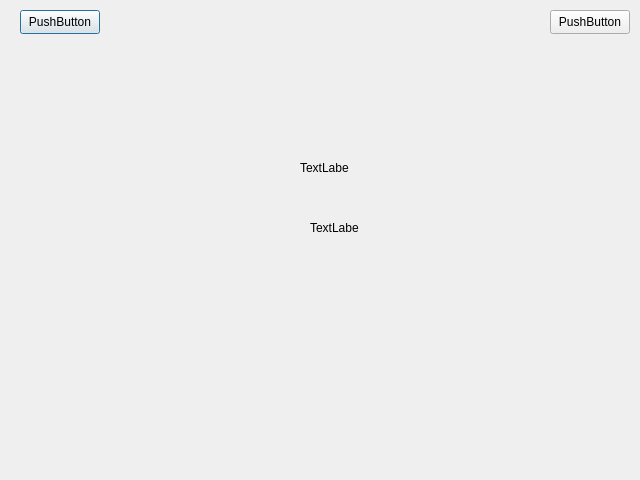
Old version of the form frontend/balancewindow.ui in the repository slmksav/Qt6-ATM-app.
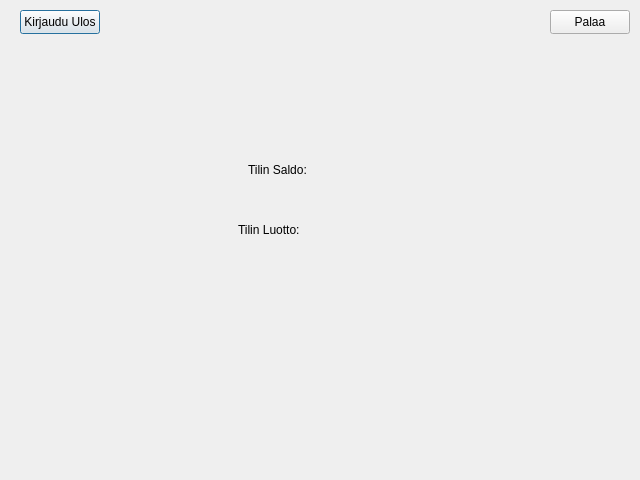
New version of the form.

Commit message: GUI functionality and buttons for testing

Patch:
```diff
--- a/frontend/balancewindow.ui
+++ b/frontend/balancewindow.ui
@@ -26,7 +26,7 @@
     </rect>
    </property>
    <property name="text">
-    <string>PushButton</string>
+    <string>Kirjaudu Ulos</string>
    </property>
   </widget>
   <widget class="QPushButton" name="pushButton_2">
@@ -39,33 +39,33 @@
     </rect>
    </property>
    <property name="text">
-    <string>PushButton</string>
+    <string>Palaa</string>
    </property>
   </widget>
   <widget class="QLabel" name="label">
    <property name="geometry">
     <rect>
-     <x>300</x>
+     <x>248</x>
      <y>160</y>
-     <width>49</width>
-     <height>16</height>
+     <width>101</width>
+     <height>20</height>
     </rect>
    </property>
    <property name="text">
-    <string>TextLabel</string>
+    <string>Tilin Saldo:</string>
    </property>
   </widget>
   <widget class="QLabel" name="label_2">
    <property name="geometry">
     <rect>
-     <x>310</x>
+     <x>238</x>
      <y>220</y>
-     <width>49</width>
-     <height>16</height>
+     <width>121</width>
+     <height>20</height>
     </rect>
    </property>
    <property name="text">
-    <string>TextLabel</string>
+    <string>Tilin Luotto:</string>
    </property>
   </widget>
  </widget>
```
Left out of the diff: 4 changed lines with no effect on the pictures. The commit also changes 15 other files.
